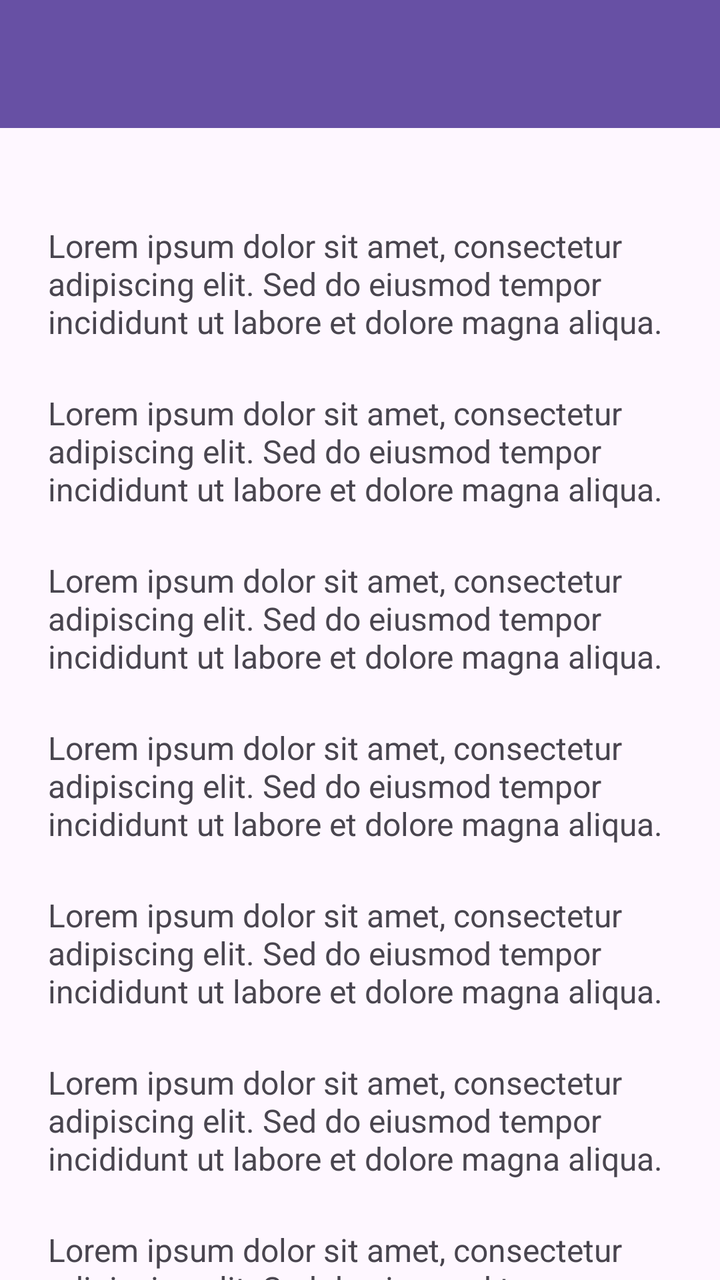
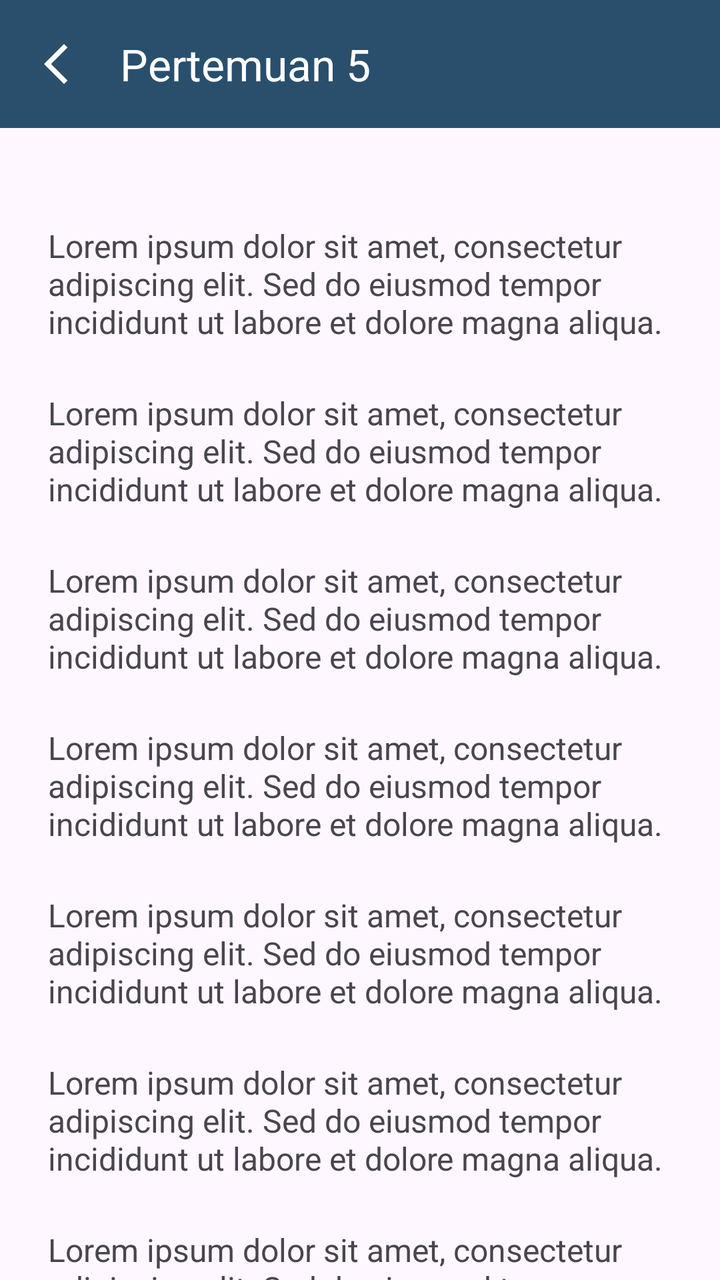

Compare the two renders of this Android layout. The source of the first and the diff that turns it into the second are given below.
<!-- AndroidManifest.xml: application theme Theme.Marsmuti -->
<!-- res/layout/activity_fifth.xml -->
<?xml version="1.0" encoding="utf-8"?>
<androidx.coordinatorlayout.widget.CoordinatorLayout
    xmlns:android="http://schemas.android.com/apk/res/android"
    xmlns:app="http://schemas.android.com/apk/res-auto"
    xmlns:tools="http://schemas.android.com/tools"
    android:id="@+id/main"
    android:layout_width="match_parent"
    android:layout_height="match_parent"
    tools:context=".Home.pertemuan5.FifthActivity">

    <com.google.android.material.appbar.AppBarLayout
        android:id="@+id/appBarLayout"
        android:layout_width="match_parent"
        android:layout_height="wrap_content"
        android:theme="@style/ThemeOverlay.AppCompat.Dark.ActionBar">

        <androidx.appcompat.widget.Toolbar
            android:id="@+id/toolbar"
            android:layout_width="match_parent"
            android:layout_height="?attr/actionBarSize"
            android:background="?attr/colorPrimary"
            app:titleTextColor="@android:color/white"
            app:subtitleTextColor="@android:color/white"
            app:layout_scrollFlags="scroll|enterAlways" />

    </com.google.android.material.appbar.AppBarLayout>

    <androidx.core.widget.NestedScrollView
        android:layout_width="match_parent"
        android:layout_height="match_parent"
        android:clipToPadding="false"
        android:padding="24dp"
        app:layout_behavior="@string/appbar_scrolling_view_behavior">

        <LinearLayout
            android:layout_width="match_parent"
            android:layout_height="wrap_content"
            android:gravity="center_horizontal"
            android:orientation="vertical">

            <TextView
                android:layout_width="match_parent"
                android:layout_height="wrap_content"
                android:layout_marginTop="24dp"
                android:text="Lorem ipsum dolor sit amet, consectetur adipiscing elit. Sed do eiusmod tempor incididunt ut labore et dolore magna aliqua. "
                android:textSize="16sp" />

            <TextView
                android:layout_width="match_parent"
                android:layout_height="wrap_content"
                android:layout_marginTop="24dp"
                android:text="Lorem ipsum dolor sit amet, consectetur adipiscing elit. Sed do eiusmod tempor incididunt ut labore et dolore magna aliqua. "
                android:textSize="16sp" />

            <TextView
                android:layout_width="match_parent"
                android:layout_height="wrap_content"
                android:layout_marginTop="24dp"
                android:text="Lorem ipsum dolor sit amet, consectetur adipiscing elit. Sed do eiusmod tempor incididunt ut labore et dolore magna aliqua. "
                android:textSize="16sp" />

            <TextView
                android:layout_width="match_parent"
                android:layout_height="wrap_content"
                android:layout_marginTop="24dp"
                android:text="Lorem ipsum dolor sit amet, consectetur adipiscing elit. Sed do eiusmod tempor incididunt ut labore et dolore magna aliqua. "
                android:textSize="16sp" />

            <TextView
                android:layout_width="match_parent"
                android:layout_height="wrap_content"
                android:layout_marginTop="24dp"
                android:text="Lorem ipsum dolor sit amet, consectetur adipiscing elit. Sed do eiusmod tempor incididunt ut labore et dolore magna aliqua. "
                android:textSize="16sp" />

            <TextView
                android:layout_width="match_parent"
                android:layout_height="wrap_content"
                android:layout_marginTop="24dp"
                android:text="Lorem ipsum dolor sit amet, consectetur adipiscing elit. Sed do eiusmod tempor incididunt ut labore et dolore magna aliqua. "
                android:textSize="16sp" />

            <TextView
                android:layout_width="match_parent"
                android:layout_height="wrap_content"
                android:layout_marginTop="24dp"
                android:text="Lorem ipsum dolor sit amet, consectetur adipiscing elit. Sed do eiusmod tempor incididunt ut labore et dolore magna aliqua. "
                android:textSize="16sp" />

            <TextView
                android:layout_width="match_parent"
                android:layout_height="wrap_content"
                android:layout_marginTop="24dp"
                android:text="Lorem ipsum dolor sit amet, consectetur adipiscing elit. Sed do eiusmod tempor incididunt ut labore et dolore magna aliqua. "
                android:textSize="16sp" />

            <TextView
                android:layout_width="match_parent"
                android:layout_height="wrap_content"
                android:layout_marginTop="24dp"
                android:text="Lorem ipsum dolor sit amet, consectetur adipiscing elit. Sed do eiusmod tempor incididunt ut labore et dolore magna aliqua. "
                android:textSize="16sp" />

            <TextView
                android:layout_width="match_parent"
                android:layout_height="wrap_content"
                android:layout_marginTop="24dp"
                android:text="Lorem ipsum dolor sit amet, consectetur adipiscing elit. Sed do eiusmod tempor incididunt ut labore et dolore magna aliqua. "
                android:textSize="16sp" />

            <TextView
                android:layout_width="match_parent"
                android:layout_height="wrap_content"
                android:layout_marginTop="24dp"
                android:text="Lorem ipsum dolor sit amet, consectetur adipiscing elit. Sed do eiusmod tempor incididunt ut labore et dolore magna aliqua. "
                android:textSize="16sp" />

            <TextView
                android:layout_width="match_parent"
                android:layout_height="wrap_content"
                android:layout_marginTop="24dp"
                android:text="Lorem ipsum dolor sit amet, consectetur adipiscing elit. Sed do eiusmod tempor incididunt ut labore et dolore magna aliqua. "
                android:textSize="16sp" />

            <TextView
                android:layout_width="match_parent"
                android:layout_height="wrap_content"
                android:layout_marginTop="24dp"
                android:text="Lorem ipsum dolor sit amet, consectetur adipiscing elit. Sed do eiusmod tempor incididunt ut labore et dolore magna aliqua. "
                android:textSize="16sp" />

            <TextView
                android:layout_width="match_parent"
                android:layout_height="wrap_content"
                android:layout_marginTop="24dp"
                android:text="Lorem ipsum dolor sit amet, consectetur adipiscing elit. Sed do eiusmod tempor incididunt ut labore et dolore magna aliqua. "
                android:textSize="16sp" />

            <TextView
                android:layout_width="match_parent"
                android:layout_height="wrap_content"
                android:layout_marginTop="24dp"
                android:text="Lorem ipsum dolor sit amet, consectetur adipiscing elit. Sed do eiusmod tempor incididunt ut labore et dolore magna aliqua. "
                android:textSize="16sp" />

            <TextView
                android:layout_width="match_parent"
                android:layout_height="wrap_content"
                android:layout_marginTop="24dp"
                android:text="Lorem ipsum dolor sit amet, consectetur adipiscing elit. Sed do eiusmod tempor incididunt ut labore et dolore magna aliqua. "
                android:textSize="16sp" />

            <TextView
                android:layout_width="match_parent"
                android:layout_height="wrap_content"
                android:layout_marginTop="24dp"
                android:text="Lorem ipsum dolor sit amet, consectetur adipiscing elit. Sed do eiusmod tempor incididunt ut labore et dolore magna aliqua. "
                android:textSize="16sp" />

            <Button
                android:id="@+id/btnWebView"
                android:layout_width="wrap_content"
                android:layout_height="wrap_content"
                android:text="WebView"
                android:layout_marginTop="20dp"
                app:icon="@drawable/ic_back"
                app:iconGravity="textEnd"/>

        </LinearLayout>
    </androidx.core.widget.NestedScrollView>

</androidx.coordinatorlayout.widget.CoordinatorLayout>
<!-- resources referenced by this layout -->
<resources>
  <!-- drawable ic_back (drawable) -->
  <vector xmlns:android="http://schemas.android.com/apk/res/android" android:height="24dp" android:tint="#FFFFFF" android:viewportHeight="24" android:viewportWidth="24" android:width="24dp">
        
      <path android:fillColor="@android:color/white" android:pathData="M17.77,3.77l-1.77,-1.77l-10,10l10,10l1.77,-1.77l-8.23,-8.23z"/>
      
  </vector>
  <style name="Theme.Marsmuti" parent="Base.Theme.Marsmuti" />
  <style name="Base.Theme.Marsmuti" parent="Theme.Material3.DayNight.NoActionBar">
          
          
      </style>
</resources>

<!-- the commit's change to res/layout/activity_fifth.xml (unified diff, before → after) -->
@@ -6,19 +6,23 @@
     android:id="@+id/main"
     android:layout_width="match_parent"
     android:layout_height="match_parent"
+    android:fitsSystemWindows="true"
     tools:context=".Home.pertemuan5.FifthActivity">
 
     <com.google.android.material.appbar.AppBarLayout
         android:id="@+id/appBarLayout"
         android:layout_width="match_parent"
         android:layout_height="wrap_content"
+        android:fitsSystemWindows="true"
         android:theme="@style/ThemeOverlay.AppCompat.Dark.ActionBar">
 
         <androidx.appcompat.widget.Toolbar
             android:id="@+id/toolbar"
             android:layout_width="match_parent"
             android:layout_height="?attr/actionBarSize"
-            android:background="?attr/colorPrimary"
+            android:background="#294F6D"
+            app:navigationIcon="@drawable/ic_back"
+            app:title="Pertemuan 5"
             app:titleTextColor="@android:color/white"
             app:subtitleTextColor="@android:color/white"
             app:layout_scrollFlags="scroll|enterAlways" />
